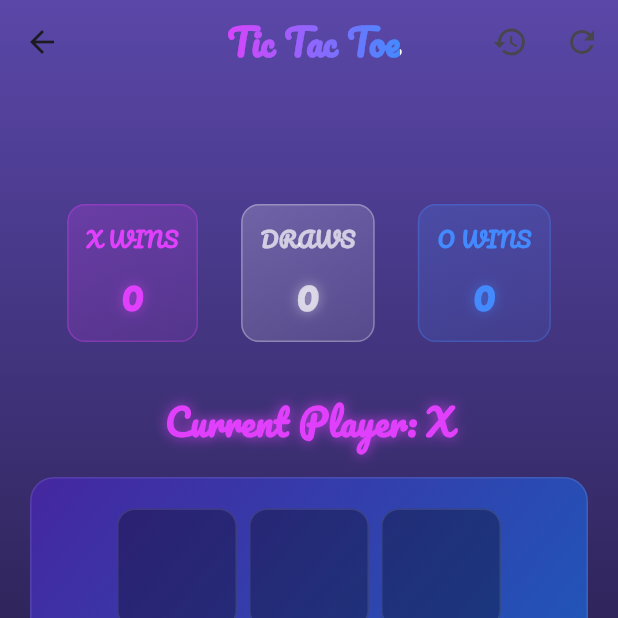
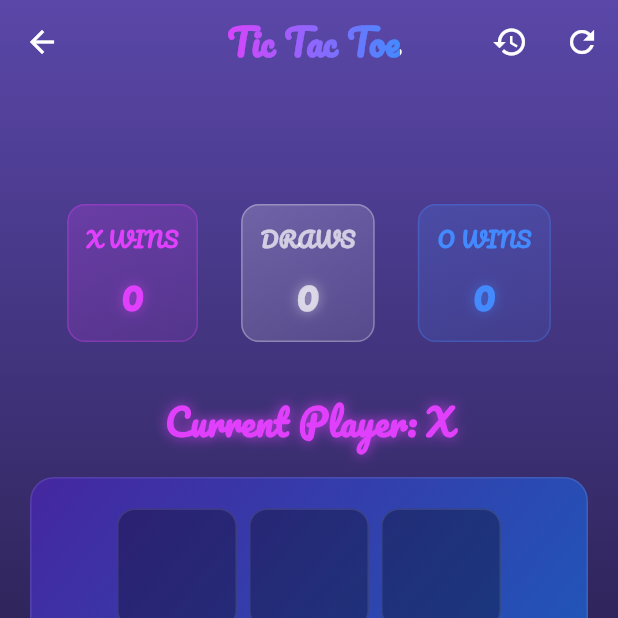
Before and after one commit to AADHIX/PRODIGY_AD_04, a Flutter app: the GameScreen screen opened directly, on a phone screen of 412 x 824 dp, the top half of it. Run offline on Flutter 3.47's test engine with Material 3 defaults, Android fonts, the phone set to English and light mode, and no system bars; our stand-ins replace confetti, google_fonts, lottie.

Commit message:
I nit 15

```diff
--- a/lib/main.dart
+++ b/lib/main.dart
@@ -445,17 +445,17 @@ class _GameScreenState extends State<GameScreen> {
       title: _buildAppBarTitle(),
       centerTitle: true,
       leading: IconButton(
-        icon: const Icon(Icons.arrow_back),
+        icon: const Icon(Icons.arrow_back, color: Colors.white),
         onPressed: () => Navigator.pop(context),
       ),
       actions: [
         IconButton(
-          icon: const Icon(Icons.history),
+          icon: const Icon(Icons.history ,  color: Colors.white),
           onPressed: () => _showGameHistory(context),
           tooltip: 'Game History',
         ),
         IconButton(
-          icon: const Icon(Icons.refresh),
+          icon: const Icon(Icons.refresh , color: Colors.white),
           onPressed: resetGame,
           tooltip: 'Reset Game',
         ),
```
